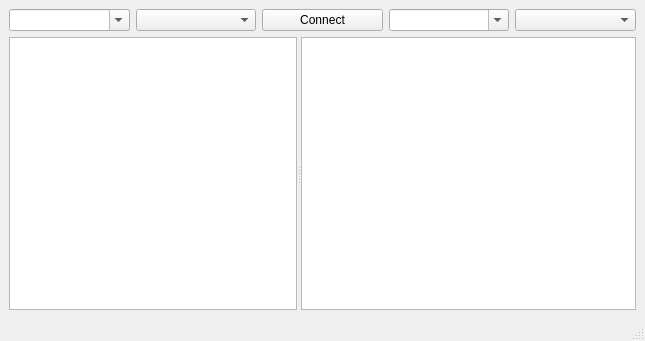
Old version of the form TwoTermSingleScrollArea.ui in the repository markushx/TwoTerm.
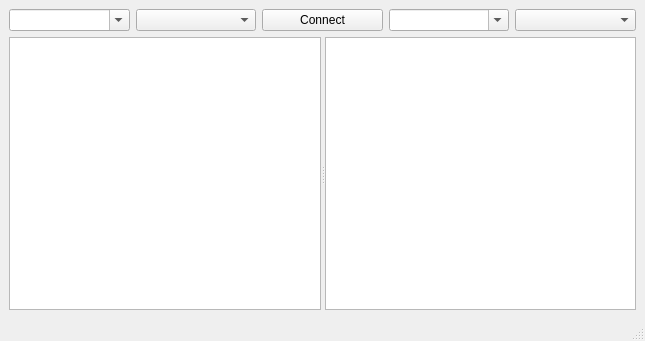
New version of the form.

Commit message: Removed sizeAdjustPolicy since it doesn't work for Python2

```diff
--- a/TwoTermSingleScrollArea.ui
+++ b/TwoTermSingleScrollArea.ui
@@ -83,9 +83,6 @@
        <property name="horizontalScrollBarPolicy">
         <enum>Qt::ScrollBarAlwaysOff</enum>
        </property>
-       <property name="sizeAdjustPolicy">
-        <enum>QAbstractScrollArea::AdjustToContents</enum>
-       </property>
        <property name="lineWrapMode">
         <enum>QTextEdit::NoWrap</enum>
        </property>
@@ -103,9 +100,6 @@
        <property name="horizontalScrollBarPolicy">
         <enum>Qt::ScrollBarAlwaysOff</enum>
        </property>
-       <property name="sizeAdjustPolicy">
-        <enum>QAbstractScrollArea::AdjustToContents</enum>
-       </property>
        <property name="lineWrapMode">
         <enum>QTextEdit::NoWrap</enum>
        </property>
```
